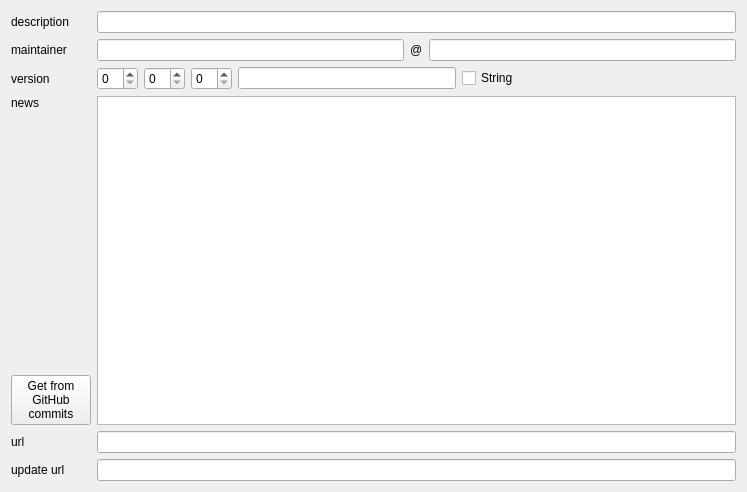
Before: the Qt Designer form ui/a2widget/modsource_editor.ui in ewerybody/a2, drawn with Qt 5.
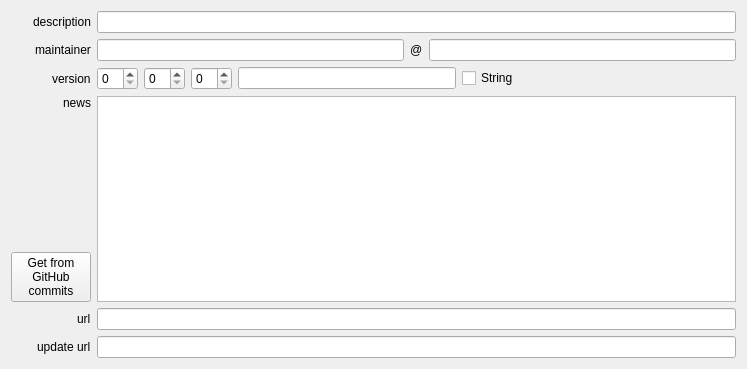
After: the same form once the commit is applied. Custom widgets are drawn as their Qt base class.

Commit message:
modsource editor: github commit report fetch stuff separated
and on demand

The edit to the form file:
```diff
--- a/ui/a2widget/modsource_editor.ui
+++ b/ui/a2widget/modsource_editor.ui
@@ -7,13 +7,16 @@
     <x>0</x>
     <y>0</y>
     <width>747</width>
-    <height>492</height>
+    <height>369</height>
    </rect>
   </property>
   <property name="windowTitle">
    <string>Form</string>
   </property>
   <layout class="QFormLayout" name="formLayout">
+   <property name="labelAlignment">
+    <set>Qt::AlignRight|Qt::AlignTop|Qt::AlignTrailing</set>
+   </property>
    <item row="3" column="1">
     <widget class="A2CodeField" name="news"/>
    </item>
@@ -139,6 +142,9 @@
        <property name="text">
         <string>news</string>
        </property>
+       <property name="alignment">
+        <set>Qt::AlignRight|Qt::AlignTop|Qt::AlignTrailing</set>
+       </property>
       </widget>
      </item>
      <item>
```
The commit also changes 2 other files.
